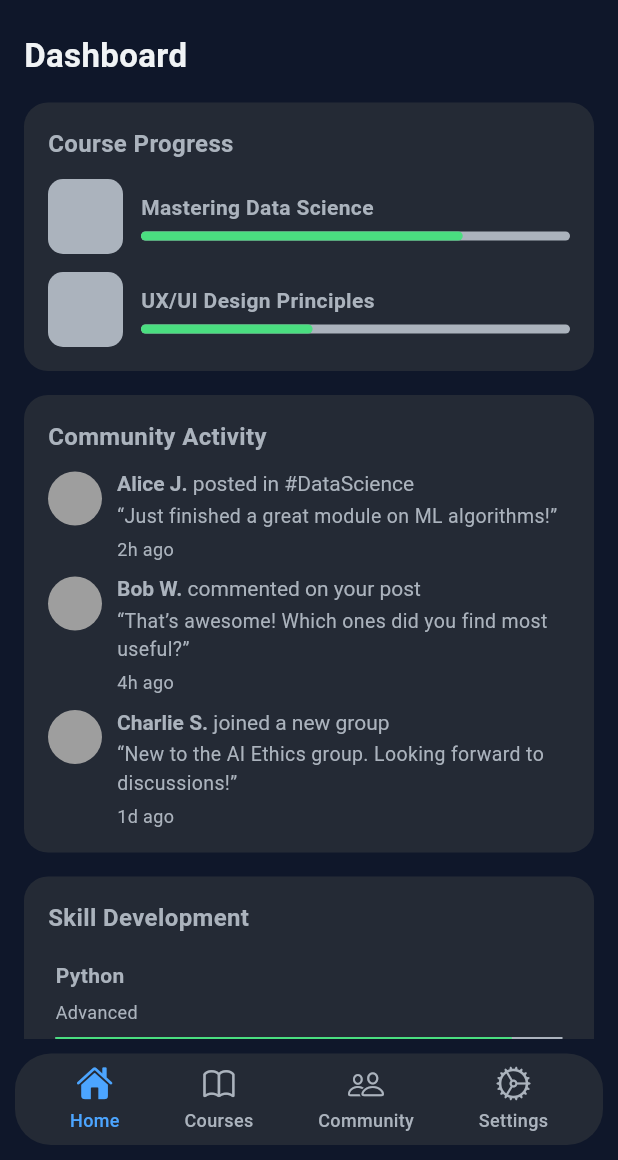
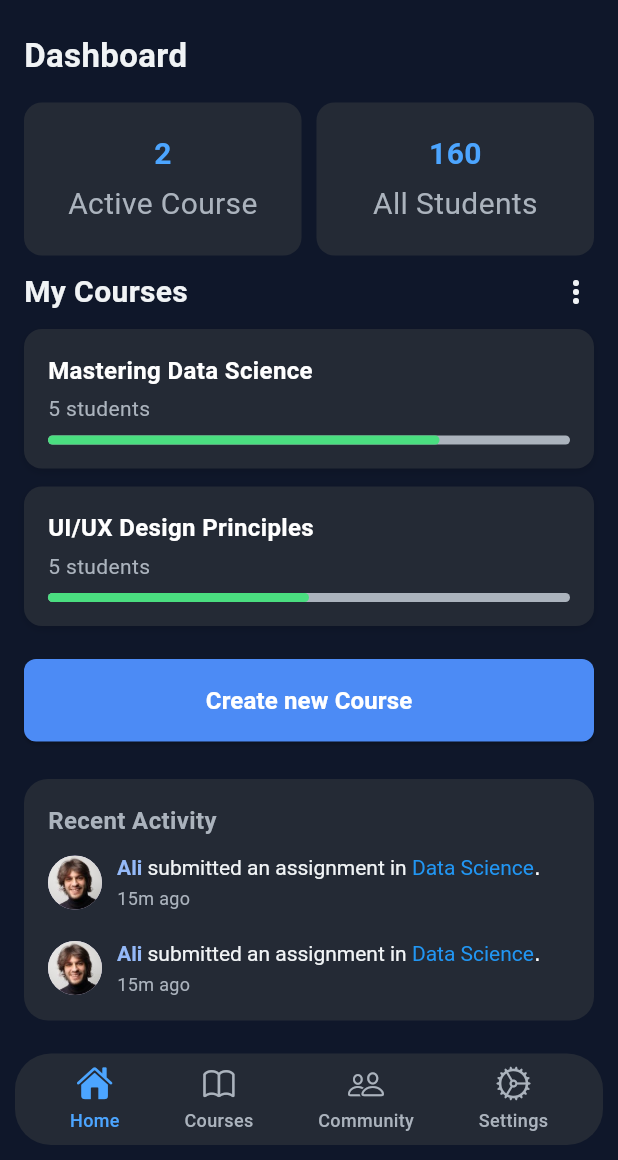
Before and after one commit to iti-frontend/Codexa-Mobile, a Flutter app: the HomeScreen screen opened by its route, on a phone screen of 412 x 824 dp, the part 76-1236 px from its top. Run offline on Flutter 3.47's test engine with Material 3 defaults, Android fonts, the phone set to English and light mode, and no system bars; our stand-ins replace google_fonts.

Commit message:
finish Instructor dashboard

```diff
--- a/lib/Ui/auth/register/register_view/register_screen.dart
+++ b/lib/Ui/auth/register/register_view/register_screen.dart
@@ -5,9 +5,17 @@ import '../../../utils/widgets/custom_text_field.dart';
 import '../../../utils/widgets/custom_button.dart';
 import '../../../utils/widgets/custom_social_icon.dart';
 
-class RegisterScreen extends StatelessWidget {
+class RegisterScreen extends StatefulWidget {
   const RegisterScreen({super.key});
   static const String routeName = '/register';
+
+  @override
+  State<RegisterScreen> createState() => _RegisterScreenState();
+}
+
+class _RegisterScreenState extends State<RegisterScreen> {
+  bool isStudent = false;
+  bool isInstructor = false;
 
   @override
   Widget build(BuildContext context) {
@@ -33,6 +41,37 @@ class RegisterScreen extends StatelessWidget {
                       fontSize: 28,
                       fontWeight: FontWeight.bold,
                       color: Colors.white,
+                    ),
+                  ),
+
+                  const SizedBox(height: 20),
+                  Center(
+                    child: Stack(
+                      children: [
+                        const CircleAvatar(
+                          radius: 45,
+                          backgroundColor: Colors.white24,
+                          backgroundImage: null,
+                          child: Icon(
+                            Icons.person,
+                            size: 50,
+                            color: Colors.white70,
+                          ),
+                        ),
+                        Positioned(
+                          bottom: 0,
+                          right: 0,
+                          child: CircleAvatar(
+                            radius: 16,
+                            backgroundColor: Colors.blueAccent,
+                            child: Icon(
+                              Icons.edit,
+                              size: 16,
+                              color: Colors.white,
+                            ),
+                          ),
+                        ),
+                      ],
                     ),
                   ),
                   const SizedBox(height: 24),
@@ -78,6 +117,36 @@ class RegisterScreen extends StatelessWidget {
                       hintText: 'Password', obscureText: true),
                   const SizedBox(height: 16),
 
+                  Row(
+                    children: [
+                      Checkbox(
+                        value: isStudent,
+                        activeColor: Colors.blueAccent,
+                        onChanged: (val) {
+                          setState(() {
+                            isStudent = val ?? false;
+                            if (isStudent) isInstructor = false;
+                          });
+                        },
+                      ),
+                      const Text('Student',
+                          style: TextStyle(color: Colors.white)),
+                      const SizedBox(width: 20),
+                      Checkbox(
+                        value: isInstructor,
+                        activeColor: Colors.blueAccent,
+                        onChanged: (val) {
+                          setState(() {
+                            isInstructor = val ?? false;
+                            if (isInstructor) isStudent = false;
+                          });
+                        },
+                      ),
+                      const Text('Instructor',
+                          style: TextStyle(color: Colors.white)),
+                    ],
+                  ),
+                  const SizedBox(height: 16),
                   // Register Button
                   CustomButton(
                     text: 'Register',
--- a/lib/Ui/home_page/home_screen/home_screen.dart
+++ b/lib/Ui/home_page/home_screen/home_screen.dart
@@ -1,6 +1,7 @@
 import 'package:codexa_mobile/Ui/home_page/tabs/community_tab/community.dart';
 import 'package:codexa_mobile/Ui/home_page/tabs/courses_tab/courses.dart';
 import 'package:codexa_mobile/Ui/home_page/tabs/home_tab/home.dart';
+import 'package:codexa_mobile/Ui/home_page/tabs/home_tab_instructor/home_tab_instructor.dart';
 import 'package:codexa_mobile/Ui/home_page/tabs/settings_tab/settings.dart';
 
 import 'package:codexa_mobile/Ui/utils/theme/app_colors.dart';
@@ -47,7 +48,7 @@ class _HomescreenState extends State<HomeScreen> {
   }
 
   List<Widget> tabs = [
-    HomeTab(),
+    HomeTabInstructor(),
     CoursesTab(),
     CommunityTab(),
     SettingsTab(),
--- a/lib/Ui/home_page/tabs/home_tab/home.dart
+++ b/lib/Ui/home_page/tabs/home_tab/home.dart
@@ -7,10 +7,7 @@ class HomeTab extends StatelessWidget {
 
   @override
   Widget build(BuildContext context) {
-    return Scaffold(
-      backgroundColor: AppColorsDark.seconderyBackground,
-      body: SafeArea(
-        child: SingleChildScrollView(
+    return SingleChildScrollView(
       padding: const EdgeInsets.all(16),
       child: Column(
         crossAxisAlignment: CrossAxisAlignment.start,
@@ -48,8 +45,7 @@ class HomeTab extends StatelessWidget {
                 CommunityItem(
                   name: "Alice J.",
                   action: "posted in #DataScience",
-                      message:
-                          "“Just finished a great module on ML algorithms!”",
+                  message: "“Just finished a great module on ML algorithms!”",
                   time: "2h ago",
                 ),
                 SizedBox(height: 10),
@@ -77,10 +73,8 @@ class HomeTab extends StatelessWidget {
               spacing: 10,
               runSpacing: 5,
               children: const [
-                    SkillCard(
-                        title: "Python", level: "Advanced", progress: 0.9),
-                    SkillCard(
-                        title: "SQL", level: "Intermediate", progress: 0.6),
+                SkillCard(title: "Python", level: "Advanced", progress: 0.9),
+                SkillCard(title: "SQL", level: "Intermediate", progress: 0.6),
                 SkillCard(
                     title: "Machine Learning",
                     level: "Beginner",
@@ -95,11 +89,32 @@ class HomeTab extends StatelessWidget {
           Row(
             mainAxisAlignment: MainAxisAlignment.spaceBetween,
             children: const [
-                  StatBox(title: "100K+", subtitle: "Learners"),
+              StatBox(
+                title: "100K+",
+                subtitle: "Learners",
+                subtitleColor: AppColorsDark.secondaryText,
+                subtitleFontSize: 30,
+                titleColor: AppColorsDark.accentBlue,
+                titleFontSize: 20,
+              ),
               SizedBox(width: 10),
-                  StatBox(title: "500+", subtitle: "Courses"),
+              StatBox(
+                title: "500+",
+                subtitle: "Courses",
+                subtitleColor: AppColorsDark.secondaryText,
+                subtitleFontSize: 30,
+                titleColor: AppColorsDark.accentBlue,
+                titleFontSize: 20,
+              ),
               SizedBox(width: 10),
-                  StatBox(title: "10K+", subtitle: "Companies"),
+              StatBox(
+                title: "10K+",
+                subtitle: "Companies",
+                subtitleColor: AppColorsDark.secondaryText,
+                subtitleFontSize: 30,
+                titleColor: AppColorsDark.accentBlue,
+                titleFontSize: 20,
+              ),
             ],
           ),
           const SizedBox(height: 16),
@@ -145,8 +160,7 @@ class HomeTab extends StatelessWidget {
                         onPressed: () {},
                         child: const Text(
                           "View Course",
-                              style:
-                                  TextStyle(color: AppColorsDark.primaryText),
+                          style: TextStyle(color: AppColorsDark.primaryText),
                         ),
                       ),
                     ],
@@ -157,8 +171,6 @@ class HomeTab extends StatelessWidget {
           ),
         ],
       ),
-        ),
-      ),
     );
   }
 }
--- /dev/null
+++ b/lib/Ui/home_page/tabs/home_tab_instructor/home_tab_instructor.dart
@@ -0,0 +1,144 @@
+import 'package:codexa_mobile/Ui/utils/theme/app_colors.dart';
+import 'package:codexa_mobile/Ui/utils/widgets/custom_button.dart';
+import 'package:codexa_mobile/Ui/utils/widgets/custom_course_progress_instructor.dart';
+import 'package:codexa_mobile/Ui/utils/widgets/custom_home_tape_components.dart';
+import 'package:codexa_mobile/Ui/utils/widgets/recent_activity.dart';
+import 'package:flutter/material.dart';
+
+class HomeTabInstructor extends StatelessWidget {
+  const HomeTabInstructor({super.key});
+
+  @override
+  Widget build(BuildContext context) {
+    return SafeArea(
+      child: SingleChildScrollView(
+        padding: const EdgeInsets.all(16),
+        child: Column(
+          crossAxisAlignment: CrossAxisAlignment.start,
+          children: [
+            const Text(
+              "Dashboard",
+              style: TextStyle(
+                color: AppColorsDark.primaryText,
+                fontSize: 22,
+                fontWeight: FontWeight.bold,
+              ),
+            ),
+            const SizedBox(height: 16),
+            Row(
+              mainAxisAlignment: MainAxisAlignment.spaceBetween,
+              children: [
+                StatBox(
+                  title: "2",
+                  subtitle: "Active Course",
+                  subtitleColor: AppColorsDark.secondaryText,
+                  subtitleFontSize: 20,
+                  titleColor: AppColorsDark.accentBlue,
+                  titleFontSize: 20,
+                ),
+                SizedBox(width: 10),
+                StatBox(
+                  title: "160",
+                  subtitle: "All Students",
+                  subtitleColor: AppColorsDark.secondaryText,
+                  subtitleFontSize: 20,
+                  titleColor: AppColorsDark.accentBlue,
+                  titleFontSize: 20,
+                ),
+              ],
+            ),
+            SizedBox(height: 10),
+            Row(
+              mainAxisAlignment: MainAxisAlignment.spaceBetween,
+              children: [
+                Text(
+                  "My Courses",
+                  style: TextStyle(
+                      color: AppColorsDark.primaryText,
+                      fontSize: 20,
+                      fontWeight: FontWeight.bold),
+                ),
+                Icon(
+                  Icons.more_vert,
+                  color: AppColorsDark.primaryText,
+                )
+              ],
+            ),
+            SizedBox(
+              height: 10,
+            ),
+            CourseProgressCard(
+              progress: 0.75,
+              progressColor: AppColorsDark.accentGreen,
+              students: 5,
+              title: "Mastering Data Science",
+            ),
+            CourseProgressCard(
+              progress: 0.5,
+              progressColor: AppColorsDark.accentGreen,
+              students: 5,
+              title: "UI/UX Design Principles",
+            ),
+            const SizedBox(height: 10),
+            CustomButton(
+              text: "Create new Course",
+              onPressed: () {},
+            ),
+            const SizedBox(height: 25),
+            DashboardCard(
+                title: "Recent Activity",
+                child: Column(
+                  children: [
+                    RecentActivityItem(
+                      action: "submitted an assignment in",
+                      avatarImg: "assets/images/review-1.jpg",
+                      name: "Ali",
+                      subject: "Data Science",
+                      timeAgo: "15m ago",
+                    ),
+                    const SizedBox(height: 20),
+                    RecentActivityItem(
+                      action: "submitted an assignment in",
+                      avatarImg: "assets/images/review-1.jpg",
+                      name: "Ali",
+                      subject: "Data Science",
+                      timeAgo: "15m ago",
+                    ),
+                  ],
+                )),
+            const SizedBox(height: 10),
+            DashboardCard(
+              title: "Community Activity",
+              child: Column(
+                children: const [
+                  CommunityItem(
+                    name: "Alice J.",
+                    action: "posted in #DataScience",
+                    message: "“Just finished a great module on ML algorithms!”",
+                    time: "2h ago",
+                  ),
+                  SizedBox(height: 10),
+                  CommunityItem(
+                    name: "Bob W.",
+                    action: "commented on your post",
+                    message:
+                        "“That’s awesome! Which ones did you find most useful?”",
+                    time: "4h ago",
+                  ),
+                  SizedBox(height: 10),
+                  CommunityItem(
+                    name: "Charlie S.",
+                    action: "joined a new group",
+                    message:
+                        "“New to the AI Ethics group. Looking forward to discussions!”",
+                    time: "1d ago",
+                  ),
+                ],
+              ),
+            ),
+          ],
+        ),
+      ),
+    );
+  }
+}
--- /dev/null
+++ b/lib/Ui/utils/widgets/custom_course_progress_instructor.dart
@@ -0,0 +1,52 @@
+import 'package:codexa_mobile/Ui/utils/theme/app_colors.dart';
+import 'package:flutter/material.dart';
+
+class CourseProgressCard extends StatelessWidget {
+  final String title;
+  final int students;
+  final double progress;
+  final Color progressColor;
+
+  const CourseProgressCard({
+    required this.title,
+    required this.students,
+    required this.progress,
+    required this.progressColor,
+  });
+
+  @override
+  Widget build(BuildContext context) {
+    return Container(
+      margin: EdgeInsets.only(bottom: 12),
+      padding: EdgeInsets.all(16),
+      decoration: BoxDecoration(
+        color: AppColorsDark.cardBackground,
+        borderRadius: BorderRadius.circular(12),
+        boxShadow: [
+          BoxShadow(color: Colors.black12, blurRadius: 4, offset: Offset(0, 2))
+        ],
+      ),
+      child: Column(
+        crossAxisAlignment: CrossAxisAlignment.start,
+        children: [
+          Text(title,
+              style: TextStyle(
+                  fontSize: 16,
+                  fontWeight: FontWeight.bold,
+                  color: Colors.white)),
+          SizedBox(height: 4),
+          Text("$students students",
+              style: TextStyle(color: AppColorsDark.secondaryText)),
+          SizedBox(height: 8),
+          LinearProgressIndicator(
+            value: progress,
+            color: progressColor,
+            backgroundColor: AppColorsDark.secondaryText,
+            borderRadius: BorderRadius.circular(10),
+            minHeight: 6,
+          ),
+        ],
+      ),
+    );
+  }
+}
--- a/lib/Ui/utils/widgets/custom_home_tape_components.dart
+++ b/lib/Ui/utils/widgets/custom_home_tape_components.dart
@@ -257,8 +257,19 @@ class SkillCard extends StatelessWidget {
 class StatBox extends StatelessWidget {
   final String title;
   final String subtitle;
+  final double titleFontSize;
+  final double subtitleFontSize;
+  final Color titleColor;
+  final Color subtitleColor;
 
-  const StatBox({super.key, required this.title, required this.subtitle});
+  const StatBox(
+      {super.key,
+      required this.title,
+      required this.subtitle,
+      required this.titleFontSize,
+      required this.subtitleFontSize,
+      required this.titleColor,
+      required this.subtitleColor});
 
   @override
   Widget build(BuildContext context) {
@@ -272,14 +283,14 @@ class StatBox extends StatelessWidget {
         child: Column(
           children: [
             Text(title,
-                style: const TextStyle(
-                    color: AppColorsDark.secondaryText,
-                    fontSize: 18,
+                style: TextStyle(
+                    color: titleColor,
+                    fontSize: titleFontSize,
                     fontWeight: FontWeight.bold)),
             const SizedBox(height: 4),
             Text(subtitle,
                 style: TextStyle(
-                    color: AppColorsDark.secondaryText, fontSize: 12)),
+                    color: subtitleColor, fontSize: subtitleFontSize)),
           ],
         ),
       ),
--- /dev/null
+++ b/lib/Ui/utils/widgets/recent_activity.dart
@@ -0,0 +1,68 @@
+import 'package:codexa_mobile/Ui/utils/theme/app_colors.dart';
+import 'package:flutter/material.dart';
+
+class RecentActivityItem extends StatelessWidget {
+  final String name;
+  final String action;
+  final String subject;
+  final String timeAgo;
+  final String avatarImg;
+
+  const RecentActivityItem({
+    super.key,
+    required this.name,
+    required this.action,
+    required this.subject,
+    required this.timeAgo,
+    required this.avatarImg,
+  });
+
+  @override
+  Widget build(BuildContext context) {
+    return Row(
+      crossAxisAlignment: CrossAxisAlignment.start,
+      children: [
+        CircleAvatar(
+          radius: 18,
+          backgroundImage: AssetImage(avatarImg),
+        ),
+        const SizedBox(width: 10),
+        Expanded(
+          child: Column(
+            crossAxisAlignment: CrossAxisAlignment.start,
+            children: [
+              RichText(
+                text: TextSpan(
+                  children: [
+                    TextSpan(
+                      text: "$name ",
+                      style: const TextStyle(
+                          fontWeight: FontWeight.w600,
+                          color: AppColorsDark.accentBlueAuth),
+                    ),
+                    TextSpan(
+                        text: action,
+                        style: TextStyle(color: AppColorsDark.primaryText)),
+                    TextSpan(
+                      text: " $subject",
+                      style: const TextStyle(color: Colors.blue),
+                    ),
+                    const TextSpan(text: "."),
+                  ],
+                ),
+              ),
+              const SizedBox(height: 4),
+              Text(
+                timeAgo,
+                style: TextStyle(
+                  color: AppColorsDark.secondaryText,
+                  fontSize: 12,
+                ),
+              ),
+            ],
+          ),
+        ),
+      ],
+    );
+  }
+}
```
Lines whose indentation alone changed are shown as unchanged.
